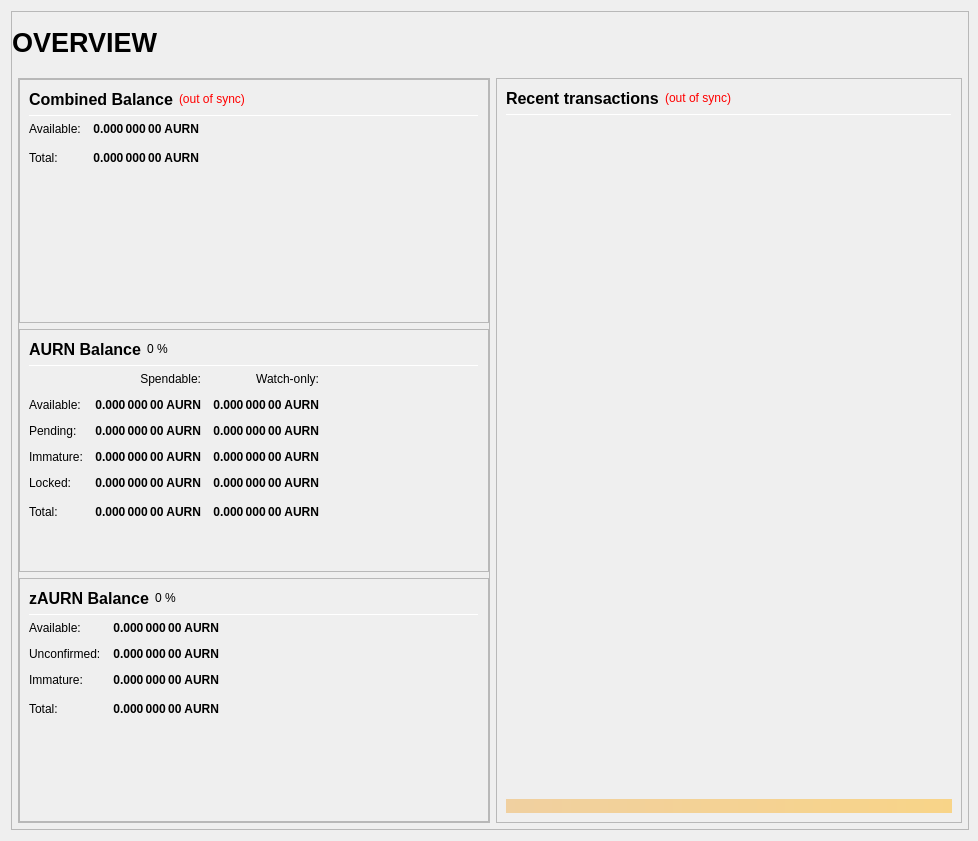
First picture: the form in src/qt/forms/overviewpage.ui, repository woolongdev1/auryn, before the edit.
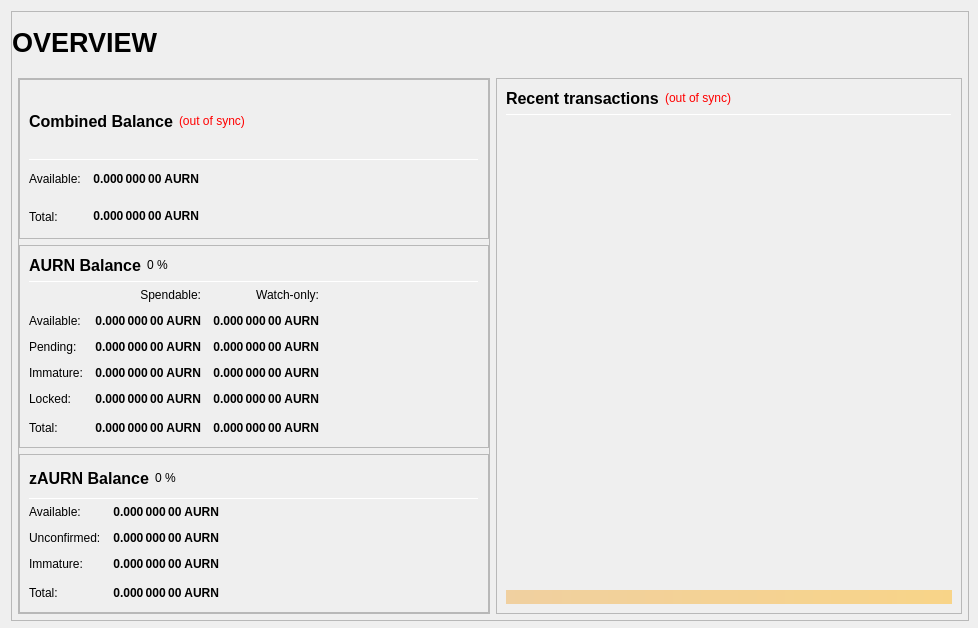
Second picture: the form after the edit.

Commit message: mod ui and confirmations

```diff
--- a/src/qt/forms/overviewpage.ui
+++ b/src/qt/forms/overviewpage.ui
@@ -7,13 +7,13 @@
     <x>0</x>
     <y>0</y>
     <width>978</width>
-    <height>841</height>
+    <height>628</height>
    </rect>
   </property>
   <property name="minimumSize">
    <size>
     <width>960</width>
-    <height>682</height>
+    <height>550</height>
    </size>
   </property>
   <property name="windowTitle">
@@ -390,19 +390,6 @@
                        </item>
                       </layout>
                      </item>
-                     <item>
-                      <spacer name="verticalSpacer_1">
-                       <property name="orientation">
-                        <enum>Qt::Vertical</enum>
-                       </property>
-                       <property name="sizeHint" stdset="0">
-                        <size>
-                         <width>20</width>
-                         <height>40</height>
-                        </size>
-                       </property>
-                      </spacer>
-                     </item>
                     </layout>
                    </widget>
                   </item>
@@ -809,19 +796,6 @@
                        </item>
                       </layout>
                      </item>
-                     <item>
-                      <spacer name="verticalSpacer_3">
-                       <property name="orientation">
-                        <enum>Qt::Vertical</enum>
-                       </property>
-                       <property name="sizeHint" stdset="0">
-                        <size>
-                         <width>20</width>
-                         <height>40</height>
-                        </size>
-                       </property>
-                      </spacer>
-                     </item>
                     </layout>
                    </widget>
                   </item>
@@ -1045,19 +1019,6 @@
                        </item>
                       </layout>
                      </item>
-                     <item>
-                      <spacer name="verticalSpacer_4">
-                       <property name="orientation">
-                        <enum>Qt::Vertical</enum>
-                       </property>
-                       <property name="sizeHint" stdset="0">
-                        <size>
-                         <width>20</width>
-                         <height>40</height>
-                        </size>
-                       </property>
-                      </spacer>
-                     </item>
                     </layout>
                    </widget>
                   </item>
@@ -1067,7 +1028,7 @@
               </layout>
              </item>
              <item>
-              <layout class="QVBoxLayout" name="verticalLayout_right" stretch="1">
+              <layout class="QVBoxLayout" name="verticalLayout_right" stretch="0">
                <item>
                 <widget class="QFrame" name="frame_RecentTransactions">
                  <property name="minimumSize">
@@ -1082,7 +1043,7 @@
                  <property name="frameShadow">
                   <enum>QFrame::Raised</enum>
                  </property>
-                 <layout class="QVBoxLayout" name="verticalLayout_1" stretch="0,0,0,0,0">
+                 <layout class="QVBoxLayout" name="verticalLayout_1" stretch="0,0,0,0">
                   <item>
                    <layout class="QHBoxLayout" name="horizontalLayout_2">
                     <item>
@@ -1183,22 +1144,6 @@
                     </property>
                    </widget>
                   </item>
-                  <item>
-                   <spacer name="verticalSpacer_2">
-                    <property name="orientation">
-                     <enum>Qt::Vertical</enum>
-                    </property>
-                    <property name="sizeType">
-                     <enum>QSizePolicy::Expanding</enum>
-                    </property>
-                    <property name="sizeHint" stdset="0">
-                     <size>
-                      <width>20</width>
-                      <height>40</height>
-                     </size>
-                    </property>
-                   </spacer>
-                  </item>
                   <item>
                    <widget class="QLabel" name="labelAlerts">
                     <property name="maximumSize">
```
The commit also changes 5 other files.
